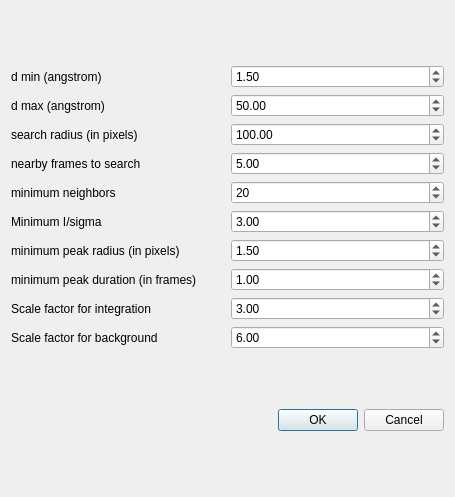
k61n/openhkl, file apps/nsxqt/ui/DialogCalculatedPeaks.ui: the form before one commit.
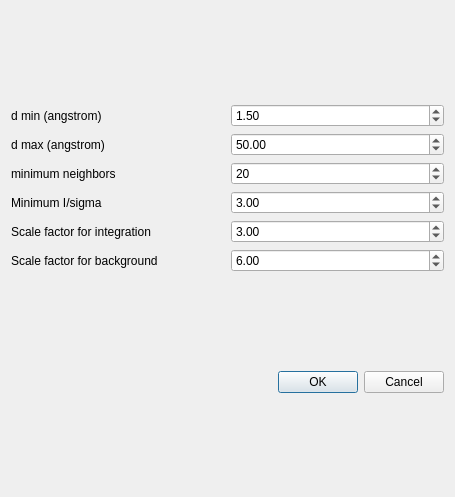
The form after the commit.

Commit message: update peak prediction dialog

```diff
--- a/apps/nsxqt/ui/DialogCalculatedPeaks.ui
+++ b/apps/nsxqt/ui/DialogCalculatedPeaks.ui
@@ -26,7 +26,7 @@
    </item>
    <item row="1" column="0">
     <layout class="QGridLayout" name="gridLayout_2">
-     <item row="10" column="1">
+     <item row="6" column="1">
       <widget class="QDoubleSpinBox" name="peakScaleSpinBox">
        <property name="singleStep">
         <double>0.100000000000000</double>
@@ -36,7 +36,7 @@
        </property>
       </widget>
      </item>
-     <item row="4" column="1">
+     <item row="2" column="1">
       <widget class="QSpinBox" name="neighborSpinBox">
        <property name="maximum">
         <number>100000</number>
@@ -47,32 +47,12 @@
       </widget>
      </item>
      <item row="2" column="0">
-      <widget class="QLabel" name="label_3">
-       <property name="text">
-        <string>search radius (in pixels)</string>
-       </property>
-      </widget>
-     </item>
-     <item row="4" column="0">
       <widget class="QLabel" name="label_5">
        <property name="text">
         <string>minimum neighbors</string>
        </property>
       </widget>
      </item>
-     <item row="3" column="1">
-      <widget class="QDoubleSpinBox" name="frameSpinBox">
-       <property name="maximum">
-        <double>10000.000000000000000</double>
-       </property>
-       <property name="singleStep">
-        <double>0.100000000000000</double>
-       </property>
-       <property name="value">
-        <double>5.000000000000000</double>
-       </property>
-      </widget>
-     </item>
      <item row="0" column="1">
       <widget class="QDoubleSpinBox" name="dMinSpinBox">
        <property name="maximum">
@@ -93,20 +73,6 @@
        </property>
       </widget>
      </item>
-     <item row="3" column="0">
-      <widget class="QLabel" name="label_4">
-       <property name="text">
-        <string>nearby frames to search</string>
-       </property>
-      </widget>
-     </item>
-     <item row="9" column="0">
-      <widget class="QLabel" name="label_7">
-       <property name="text">
-        <string>minimum peak duration (in frames)</string>
-       </property>
-      </widget>
-     </item>
      <item row="0" column="0">
       <widget class="QLabel" name="label">
        <property name="text">
@@ -114,19 +80,6 @@
        </property>
       </widget>
      </item>
-     <item row="9" column="1">
-      <widget class="QDoubleSpinBox" name="minDurationSpinBox">
-       <property name="maximum">
-        <double>1000.000000000000000</double>
-       </property>
-       <property name="singleStep">
-        <double>0.100000000000000</double>
-       </property>
-       <property name="value">
-        <double>1.000000000000000</double>
-       </property>
-      </widget>
-     </item>
      <item row="1" column="1">
       <widget class="QDoubleSpinBox" name="dMaxSpinBox">
        <property name="maximum">
@@ -140,40 +93,7 @@
        </property>
       </widget>
      </item>
-     <item row="6" column="0">
-      <widget class="QLabel" name="label_6">
-       <property name="text">
-        <string>minimum peak radius (in pixels)</string>
-       </property>
-      </widget>
-     </item>
-     <item row="6" column="1">
-      <widget class="QDoubleSpinBox" name="minRadiusSpinBox">
-       <property name="maximum">
-        <double>1000.000000000000000</double>
-       </property>
-       <property name="singleStep">
-        <double>0.100000000000000</double>
-       </property>
-       <property name="value">
-        <double>1.500000000000000</double>
-       </property>
-      </widget>
-     </item>
-     <item row="2" column="1">
-      <widget class="QDoubleSpinBox" name="radiusSpinBox">
-       <property name="maximum">
-        <double>1000000.000000000000000</double>
-       </property>
-       <property name="singleStep">
-        <double>0.100000000000000</double>
-       </property>
-       <property name="value">
-        <double>100.000000000000000</double>
-       </property>
-      </widget>
-     </item>
-     <item row="11" column="1">
+     <item row="7" column="1">
       <widget class="QDoubleSpinBox" name="bkgScaleSpinBox">
        <property name="singleStep">
         <double>0.100000000000000</double>
@@ -183,21 +103,21 @@
        </property>
       </widget>
      </item>
-     <item row="10" column="0">
+     <item row="6" column="0">
       <widget class="QLabel" name="label_8">
        <property name="text">
         <string>Scale factor for integration</string>
        </property>
       </widget>
      </item>
-     <item row="11" column="0">
+     <item row="7" column="0">
       <widget class="QLabel" name="label_9">
        <property name="text">
         <string>Scale factor for background</string>
        </property>
       </widget>
      </item>
-     <item row="5" column="1">
+     <item row="3" column="1">
       <widget class="QDoubleSpinBox" name="sigmaSpinBox">
        <property name="maximum">
         <double>100000.000000000000000</double>
@@ -210,7 +130,7 @@
        </property>
       </widget>
      </item>
-     <item row="5" column="0">
+     <item row="3" column="0">
       <widget class="QLabel" name="label_10">
        <property name="text">
         <string>Minimum I/sigma</string>
```
The commit also changes 6 other files.
